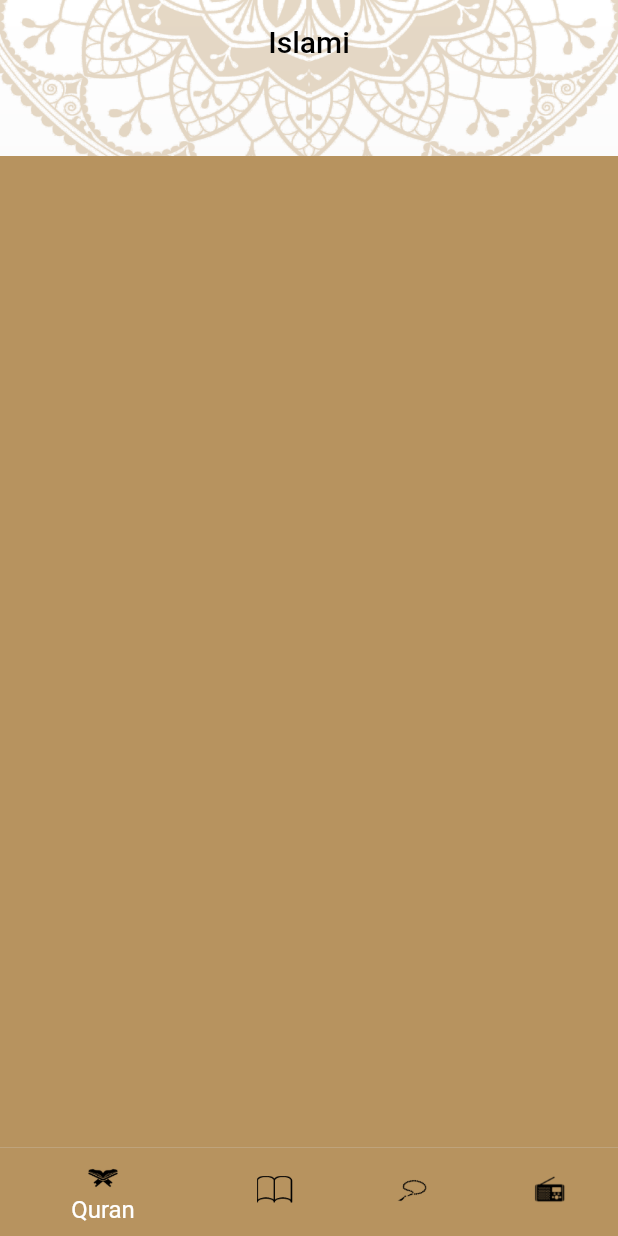
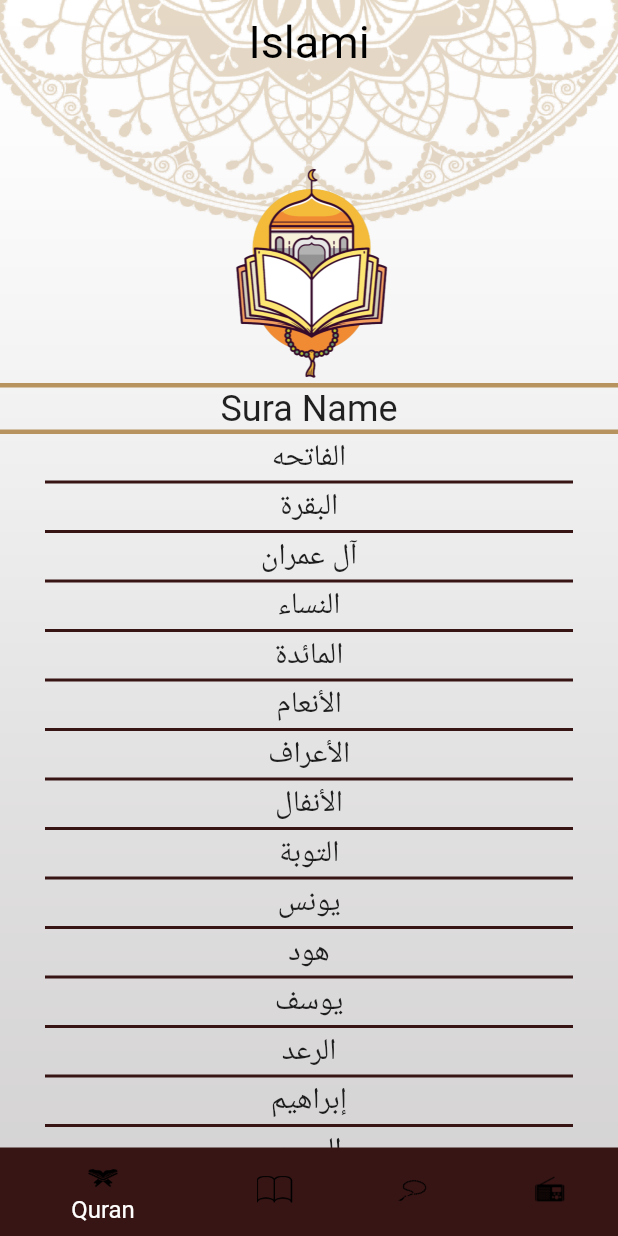
Before and after one commit to ziadhalawy/Islami-app-training, a Flutter app: the screen it shows after launch, on a phone screen of 412 x 824 dp. Run offline on Flutter 3.47's test engine with Material 2 defaults, Android fonts, the phone set to English and light mode, and no system bars.

Commit message:
Sura Name Details

```diff
--- a/lib/Colors.dart
+++ b/lib/Colors.dart
@@ -2,4 +2,28 @@ import 'package:flutter/material.dart';
 
 class myColors {
   static final Color primaryColor = Color(0XFFB7935F);
+  static final Color detailsColor = Color.fromRGBO(228, 215, 197, 25);
+
+  static final ThemeData myLightTheme = ThemeData(
+      canvasColor: myColors.pageColor,
+      primaryColor: pageColor,
+      textTheme: TextTheme(
+          headline4: TextStyle(
+              fontSize: 34, color: Colors.grey, fontWeight: FontWeight.w600)),
+      bottomNavigationBarTheme: BottomNavigationBarThemeData(
+        selectedIconTheme: IconThemeData(color: Colors.black),
+        selectedLabelStyle: TextStyle(fontSize: 16, color: Colors.black),
+        unselectedLabelStyle: TextStyle(fontSize: 16, color: Colors.white10),
+        unselectedIconTheme: IconThemeData(color: Colors.white),
+        backgroundColor: Colors.black,
+        elevation: 0,
+      ),
+      bottomAppBarColor: Colors.white,
+      appBarTheme: AppBarTheme(
+          backgroundColor: Colors.transparent,
+          elevation: 0,
+          centerTitle: true,
+          shadowColor: Colors.blue[300],
+          titleTextStyle: TextStyle(color: Colors.black, fontSize: 30)));
+  static final Color pageColor = Color.fromRGBO(56, 21, 21, 188);
 }
--- a/lib/Home Screen.dart
+++ b/lib/Home Screen.dart
@@ -1,9 +1,8 @@
 import 'package:flutter/material.dart';
-import 'package:untitled1/Colors.dart';
-import 'package:untitled1/hadith.dart';
-import 'package:untitled1/quran.dart';
-import 'package:untitled1/radio.dart';
-import 'package:untitled1/tasbih.dart';
+import 'package:untitled1/Home/Hadith/hadith.dart';
+import 'package:untitled1/Home/Quran/quran.dart';
+import 'package:untitled1/Home/Radio/radio.dart';
+import 'package:untitled1/Home/Tasbih/tasbih.dart';
 
 class homeScreen extends StatefulWidget {
   static const routeName = 'Home Screen';
@@ -23,33 +22,20 @@ class _homeScreenState extends State<homeScreen> {
       child: Scaffold(
         backgroundColor: Colors.transparent,
         appBar: AppBar(
-          centerTitle: true,
-          backgroundColor: Colors.transparent,
           title: Text(
             'Islami',
-            style: TextStyle(color: Colors.black),
           ),
-          elevation: 0,
         ),
         body: Container(
           padding: EdgeInsets.fromLTRB(0, 48, 0, 0),
           child: itemBar[selectedIndex],
         ),
-        bottomNavigationBar: Theme(
-          data: Theme.of(context).copyWith(canvasColor: myColors.primaryColor),
-          child: BottomNavigationBar(
+        bottomNavigationBar: BottomNavigationBar(
           currentIndex: selectedIndex,
           onTap: (index) {
             selectedIndex = index;
             setState(() {});
           },
-            selectedIconTheme: IconThemeData(color: Colors.black),
-            selectedLabelStyle: TextStyle(fontSize: 16, color: Colors.black),
-            unselectedLabelStyle:
-                TextStyle(fontSize: 16, color: Colors.white10),
-            unselectedIconTheme: IconThemeData(color: Colors.white),
-            backgroundColor: Colors.black,
-            elevation: 0,
           items: [
             BottomNavigationBarItem(
                 icon: ImageIcon(
@@ -74,7 +60,6 @@ class _homeScreenState extends State<homeScreen> {
           ],
         ),
       ),
-      ),
     );
   }
 
--- a/lib/hadith.dart
+++ b/lib/Home/Hadith/hadith.dart
@@ -5,7 +5,10 @@ class hadithTap extends StatelessWidget {
   @override
   Widget build(BuildContext context) {
     return Container(
-      color: myColors.primaryColor,
+      decoration: BoxDecoration(
+        color: myColors.pageColor,
+        borderRadius: BorderRadius.circular(26),
+      ),
     );
   }
 }
--- /dev/null
+++ b/lib/Home/Quran/quran.dart
@@ -0,0 +1,166 @@
+import 'package:flutter/material.dart';
+import 'package:untitled1/Colors.dart';
+import 'package:untitled1/Home/Quran/sura_name_widget.dart';
+
+class quranTap extends StatelessWidget {
+  List<String> names = [
+    "الفاتحه",
+    "البقرة",
+    "آل عمران",
+    "النساء",
+    "المائدة",
+    "الأنعام",
+    "الأعراف",
+    "الأنفال",
+    "التوبة",
+    "يونس",
+    "هود",
+    "يوسف",
+    "الرعد",
+    "إبراهيم",
+    "الحجر",
+    "النحل",
+    "الإسراء",
+    "الكهف",
+    "مريم",
+    "طه",
+    "الأنبياء",
+    "الحج",
+    "المؤمنون",
+    "النّور",
+    "الفرقان",
+    "الشعراء",
+    "النّمل",
+    "القصص",
+    "العنكبوت",
+    "الرّوم",
+    "لقمان",
+    "السجدة",
+    "الأحزاب",
+    "سبأ",
+    "فاطر",
+    "يس",
+    "الصافات",
+    "ص",
+    "الزمر",
+    "غافر",
+    "فصّلت",
+    "الشورى",
+    "الزخرف",
+    "الدّخان",
+    "الجاثية",
+    "الأحقاف",
+    "محمد",
+    "الفتح",
+    "الحجرات",
+    "ق",
+    "الذاريات",
+    "الطور",
+    "النجم",
+    "القمر",
+    "الرحمن",
+    "الواقعة",
+    "الحديد",
+    "المجادلة",
+    "الحشر",
+    "الممتحنة",
+    "الصف",
+    "الجمعة",
+    "المنافقون",
+    "التغابن",
+    "الطلاق",
+    "التحريم",
+    "الملك",
+    "القلم",
+    "الحاقة",
+    "المعارج",
+    "نوح",
+    "الجن",
+    "المزّمّل",
+    "المدّثر",
+    "القيامة",
+    "الإنسان",
+    "المرسلات",
+    "النبأ",
+    "النازعات",
+    "عبس",
+    "التكوير",
+    "الإنفطار",
+    "المطفّفين",
+    "الإنشقاق",
+    "البروج",
+    "الطارق",
+    "الأعلى",
+    "الغاشية",
+    "الفجر",
+    "البلد",
+    "الشمس",
+    "الليل",
+    "الضحى",
+    "الشرح",
+    "التين",
+    "العلق",
+    "القدر",
+    "البينة",
+    "الزلزلة",
+    "العاديات",
+    "القارعة",
+    "التكاثر",
+    "العصر",
+    "الهمزة",
+    "الفيل",
+    "قريش",
+    "الماعون",
+    "الكوثر",
+    "الكافرون",
+    "النصر",
+    "المسد",
+    "الإخلاص",
+    "الفلق",
+    "الناس"
+  ];
+
+  @override
+  Widget build(BuildContext context) {
+    return Container(
+      /*decoration: BoxDecoration(
+        color: myColors.pageColor,
+        borderRadius: BorderRadius.circular(26),
+      ),
+    */
+      child: Column(
+        children: [
+          Image.asset('assets/icons/fanos.png'),
+          Container(
+            alignment: Alignment.center,
+            width: double.infinity,
+            decoration: BoxDecoration(
+                border: Border.symmetric(
+                    horizontal:
+                        BorderSide(color: myColors.primaryColor, width: 3))),
+            child: Text(
+              'Sura Name',
+              style: Theme.of(context).textTheme.headline5,
+            ),
+          ),
+          Expanded(
+            child: ListView.separated(
+              itemCount: names.length,
+              itemBuilder: (_, index) {
+                return suraName(names[index], index);
+              },
+              separatorBuilder: (_, index) {
+                return Container(
+                  margin: EdgeInsets.symmetric(horizontal: 30),
+                  color: Theme.of(context).primaryColor,
+                  width: double.infinity,
+                  height: 2,
+                );
+              },
+            ),
+          )
+        ],
+      ),
+    );
+  }
+}
--- /dev/null
+++ b/lib/Home/Quran/sura_details.dart
@@ -0,0 +1,34 @@
+import 'package:flutter/material.dart';
+import 'package:untitled1/Colors.dart';
+import 'package:untitled1/Home/Quran/sura_name_widget.dart';
+
+class suraDetails extends StatelessWidget {
+  static const routeName = 'Sura Details';
+
+  @override
+  Widget build(BuildContext context) {
+    var args = ModalRoute.of(context)?.settings.arguments as argData;
+    return Container(
+        decoration: BoxDecoration(
+            image: DecorationImage(
+                image: AssetImage('assets/icons/backgroundimage.png'),
+                fit: BoxFit.fill)),
+        child: Scaffold(
+          backgroundColor: Colors.transparent,
+          appBar: AppBar(
+            title: Text(
+              args.title,
+            ),
+          ),
+          body: Padding(
+            padding: const EdgeInsets.fromLTRB(10, 48, 10, 1),
+            child: Container(
+              decoration: BoxDecoration(
+                color: myColors.detailsColor,
+                borderRadius: BorderRadius.circular(15),
+              ),
+            ),
+          ),
+        ));
+  }
+}
--- /dev/null
+++ b/lib/Home/Quran/sura_name_widget.dart
@@ -0,0 +1,34 @@
+import 'package:flutter/material.dart';
+import 'package:untitled1/Home/Quran/sura_details.dart';
+
+class suraName extends StatelessWidget {
+  String title = '';
+  int index = 0;
+
+  suraName(this.title, this.index);
+
+  @override
+  Widget build(BuildContext context) {
+    return InkWell(
+      onTap: () {
+        Navigator.pushNamed(context, suraDetails.routeName,
+            arguments: argData(index, title));
+      },
+      child: Container(
+        alignment: Alignment.center,
+        padding: EdgeInsets.symmetric(vertical: 2),
+        child: Text(
+          title,
+          style: Theme.of(context).textTheme.headline6,
+        ),
+      ),
+    );
+  }
+}
+
+class argData {
+  int index;
+  String title;
+
+  argData(this.index, this.title);
+}
--- a/lib/main.dart
+++ b/lib/main.dart
@@ -1,5 +1,7 @@
 import 'package:flutter/material.dart';
+import 'package:untitled1/Colors.dart';
 import 'package:untitled1/Home%20Screen.dart';
+import 'package:untitled1/Home/Quran/sura_details.dart';
 
 void main() {
   runApp(MyApp());
@@ -11,9 +13,13 @@ class MyApp extends StatelessWidget {
   @override
   Widget build(BuildContext context) {
     return MaterialApp(
+      theme: myColors.myLightTheme,
       title: 'Islami app',
       initialRoute: homeScreen.routeName,
-      routes: {homeScreen.routeName: (_) => homeScreen()},
+      routes: {
+        homeScreen.routeName: (_) => homeScreen(),
+        suraDetails.routeName: (_) => suraDetails()
+      },
     );
   }
 }
--- a/lib/quran.dart
+++ /dev/null
@@ -1,11 +0,0 @@
-import 'package:flutter/material.dart';
-import 'package:untitled1/Colors.dart';
-
-class quranTap extends StatelessWidget {
-  @override
-  Widget build(BuildContext context) {
-    return Container(
-      color: myColors.primaryColor,
-    );
-  }
-}
```
Also changed, not shown: assets/icons/3.0x/fanos.png (added), lib/Home/Radio/radio.dart (renamed from lib/radio.dart), lib/Home/Tasbih/tasbih.dart (renamed from lib/tasbih.dart). Lines whose indentation alone changed are shown as unchanged.
